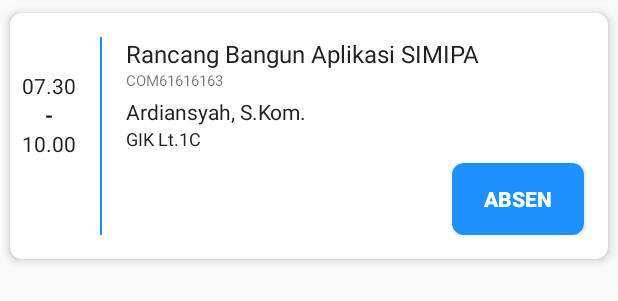
After one commit to MegiAP/SIMIPA, an Android app: the layout item_presence.xml on its own in the app's theme, with its tools: preview values and no code run, on a phone screen of 412 x 824 dp. The commit adds this screen. Shown: the top 301 px of the screen. Run offline under Robolectric (Android 15) with nearby library versions, the phone set to English and light mode, and no system bars.

Commit message:
add item layout

```diff
--- /dev/null
+++ b/app/src/main/res/layout/item_presence.xml
@@ -0,0 +1,129 @@
+<?xml version="1.0" encoding="utf-8"?>
+<androidx.cardview.widget.CardView
+    xmlns:android="http://schemas.android.com/apk/res/android"
+    xmlns:app="http://schemas.android.com/apk/res-auto"
+    android:id="@+id/cv_item_guidance"
+    android:layout_width="match_parent"
+    android:layout_height="wrap_content"
+    app:cardCornerRadius="8dp"
+    app:cardElevation="4dp"
+    app:cardUseCompatPadding="true"
+    app:cardMaxElevation="4dp">
+
+    <LinearLayout
+        android:layout_width="match_parent"
+        android:layout_height="match_parent"
+        android:paddingBottom="@dimen/activity_margin_vertical"
+        android:orientation="horizontal">
+
+        <androidx.constraintlayout.widget.ConstraintLayout
+            android:layout_width="wrap_content"
+            android:layout_height="wrap_content">
+
+            <TextView
+                android:id="@+id/tv_time1_absent"
+                android:layout_width="wrap_content"
+                android:layout_height="wrap_content"
+                android:layout_marginStart="@dimen/margin_item"
+                android:layout_marginEnd="@dimen/margin_item"
+                android:text="07.30"
+                android:textColor="@color/colorPrimaryText"
+                app:layout_constraintStart_toStartOf="parent"
+                app:layout_constraintEnd_toEndOf="parent"
+                app:layout_constraintTop_toTopOf="parent"
+                app:layout_constraintBottom_toBottomOf="parent"
+                app:layout_constraintVertical_bias="0.5"/>
+
+            <TextView
+                android:id="@+id/tv_strip"
+                android:layout_width="wrap_content"
+                android:layout_height="wrap_content"
+                android:layout_marginStart="@dimen/activity_margin_horizontal"
+                android:layout_marginEnd="@dimen/activity_margin_horizontal"
+                android:text="@string/strip"
+                android:textColor="@color/colorPrimaryText"
+                android:textStyle="bold"
+                app:layout_constraintEnd_toEndOf="parent"
+                app:layout_constraintStart_toStartOf="parent"
+                app:layout_constraintTop_toBottomOf="@id/tv_time1_absent" />
+
+            <TextView
+                android:id="@+id/tv_time_absent"
+                android:layout_width="wrap_content"
+                android:layout_height="wrap_content"
+                android:layout_marginStart="@dimen/margin_item"
+                android:layout_marginEnd="@dimen/margin_item"
+                android:text="10.00"
+                android:textColor="@color/colorPrimaryText"
+                app:layout_constraintStart_toStartOf="parent"
+                app:layout_constraintEnd_toEndOf="parent"
+                app:layout_constraintTop_toBottomOf="@id/tv_strip"/>
+        </androidx.constraintlayout.widget.ConstraintLayout>
+
+        <View
+            android:layout_width="1dp"
+            android:layout_height="match_parent"
+            android:background="@color/colorPrimary"
+            android:layout_marginEnd="@dimen/margin_item"
+            android:layout_marginStart="@dimen/margin_item"
+            android:layout_marginTop="@dimen/activity_margin_vertical"/>
+
+        <LinearLayout
+            android:layout_width="match_parent"
+            android:layout_height="wrap_content"
+            android:orientation="vertical">
+
+            <TextView
+                android:id="@+id/tv_name_absent"
+                android:layout_width="wrap_content"
+                android:layout_height="wrap_content"
+                android:layout_marginTop="@dimen/activity_margin_vertical"
+                android:layout_marginStart="@dimen/margin_item"
+                android:text="Rancang Bangun Aplikasi SIMIPA"
+                android:textColor="@color/colorPrimaryText"
+                android:textSize="16sp"/>
+
+            <TextView
+                android:id="@+id/tv_code_absent"
+                android:layout_width="wrap_content"
+                android:layout_height="wrap_content"
+                android:layout_marginStart="@dimen/margin_item"
+                android:text="COM61616163"
+                android:textSize="10sp"/>
+
+            <TextView
+                android:id="@+id/tv_lecture_absent"
+                android:layout_width="wrap_content"
+                android:layout_height="wrap_content"
+                android:layout_marginTop="4dp"
+                android:layout_marginStart="@dimen/margin_item"
+                android:text="Ardiansyah, S.Kom."
+                android:textColor="@color/colorPrimaryText"
+                android:textSize="14sp"/>
+
+            <TextView
+                android:id="@+id/tv_place_absent"
+                android:layout_width="wrap_content"
+                android:layout_height="wrap_content"
+                android:layout_marginBottom= "@dimen/margin_item"
+                android:layout_marginStart="@dimen/margin_item"
+                android:text="GIK Lt.1C"
+                android:textColor="@color/colorPrimaryText"
+                android:textSize="12sp"/>
+
+            <Button
+                android:id="@+id/btn_absent"
+                android:layout_width="wrap_content"
+                android:layout_height="wrap_content"
+                android:layout_gravity="end"
+                android:layout_marginEnd="@dimen/activity_margin_horizontal"
+                android:background="@drawable/bg_btn_blue"
+                android:text="ABSEN"
+                android:textColor="@color/colorIcons"
+                android:textStyle="bold" />
+
+        </LinearLayout>
+
+
+    </LinearLayout>
+</androidx.cardview.widget.CardView>
--- a/app/src/main/res/values/strings.xml
+++ b/app/src/main/res/values/strings.xml
@@ -27,5 +27,9 @@
     <string name="password">Password</string>
     <string name="tv_ex_npm">1617051086</string>
     <string name="tv_ex_name">Kelvin Putra</string>
+    <string name="test_year_calendar">Tahun Ajaran 2019/2020</string>
+    <string name="ex_data_calendar">Pengisian KRS</string>
+    <string name="ex_date_calendar">29-07-2019 s.d 20-07-2019</string>
+    <string name="strip">-</string>
 
 </resources>
```
Also changed, not shown: app/src/main/res/layout/item_academic_calendar.xml (added, +40 -0 lines), app/src/main/res/layout/item_guidance.xml (added, +124 -0 lines), app/src/main/res/layout/item_progress_study.xml (added, +84 -0 lines), app/src/main/res/layout/item_service.xml (added, +63 -0 lines).
